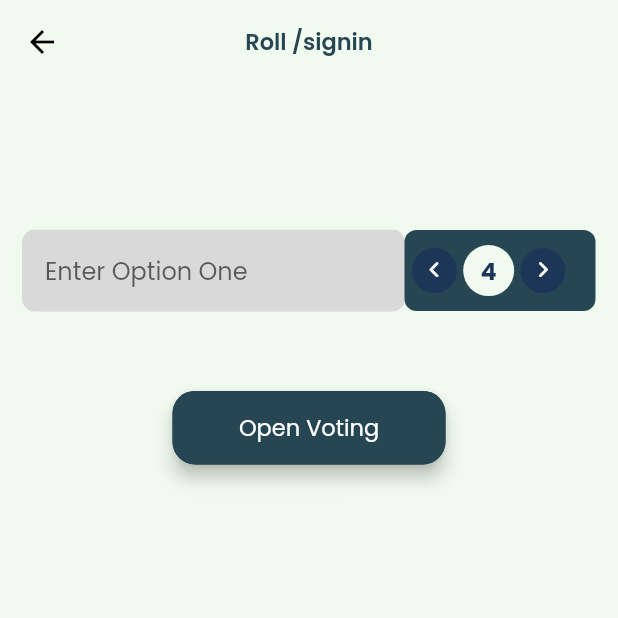
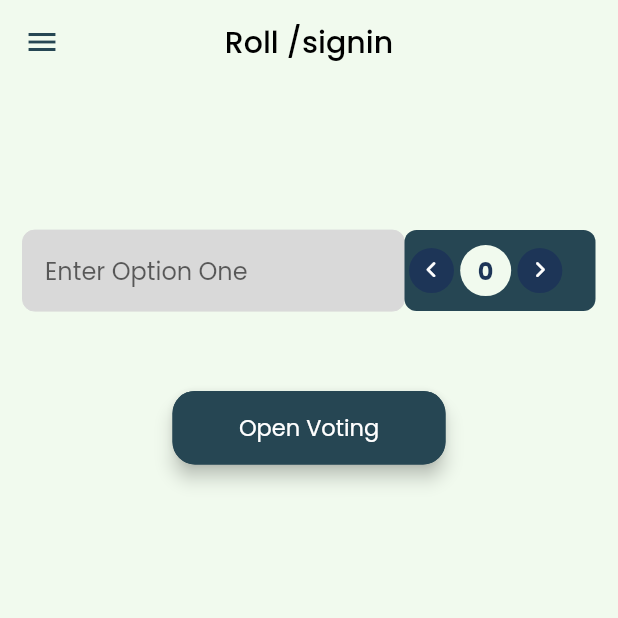
Before and after one commit to HeroesProjectTz/DecisionRoll-Flutter, a Flutter app: the DecisionPage screen opened directly with empty values, on a phone screen of 412 x 824 dp, the top half of it. Run offline on Flutter 3.47's test engine with Material 2 defaults, Android fonts, the phone set to English and light mode, and no system bars; our stand-ins replace cloud_firestore, firebase_auth, firebase_core, flutter_riverpod, font_awesome_flutter, go_router and 4 more; missing offline and left inert: flutter_facebook_auth; accounts and stored records are empty.

Commit message:
add drawer to decision page

```diff
--- a/lib/screens/decisions/decision_page.dart
+++ b/lib/screens/decisions/decision_page.dart
@@ -2,6 +2,8 @@ import 'package:flutter/material.dart';
 import 'package:flutter_riverpod/flutter_riverpod.dart';
 import 'package:font_awesome_flutter/font_awesome_flutter.dart';
 
+import 'package:decisionroll/common/my_appbar.dart';
+import 'package:decisionroll/common/my_drawer.dart';
 import 'package:decisionroll/common/option_view.dart';
 import 'package:decisionroll/common/sizeConfig.dart';
 import 'package:decisionroll/common/textfield_widget.dart';
@@ -25,20 +27,8 @@ class DecisionPage extends ConsumerWidget {
     print(locationUid);
     return Scaffold(
         backgroundColor: whiteBackgroundColor,
-        appBar: AppBar(
-          backgroundColor: whiteBackgroundColor,
-          elevation: 0.0,
-          iconTheme: const IconThemeData(
-            color: Colors.black,
-          ),
-          title: Text("Roll $locationUid",
-              style: const TextStyle(
-                color: blueColor,
-                fontSize: 15,
-                fontWeight: FontWeight.w600,
-              )),
-          centerTitle: true,
-        ),
+        appBar: MyAppBar(title: "Roll $locationUid"),
+        drawer: MyDrawer(),
         body: Padding(
           padding: const EdgeInsets.symmetric(
             vertical: 15.0,
@@ -66,7 +56,7 @@ class DecisionPage extends ConsumerWidget {
                         ),
                         padding: const EdgeInsets.symmetric(
                           vertical: 10,
-                          horizontal: 5,
+                          horizontal: 3,
                         ),
                         child: Row(
                           children: [
@@ -80,7 +70,7 @@ class DecisionPage extends ConsumerWidget {
                             const CircleAvatar(
                                 radius: 17,
                                 backgroundColor: whiteBackgroundColor,
-                                child: Text('4',
+                                child: Text('0',
                                     style: TextStyle(
                                       color: blueColor04,
                                       fontWeight: FontWeight.bold,
```
